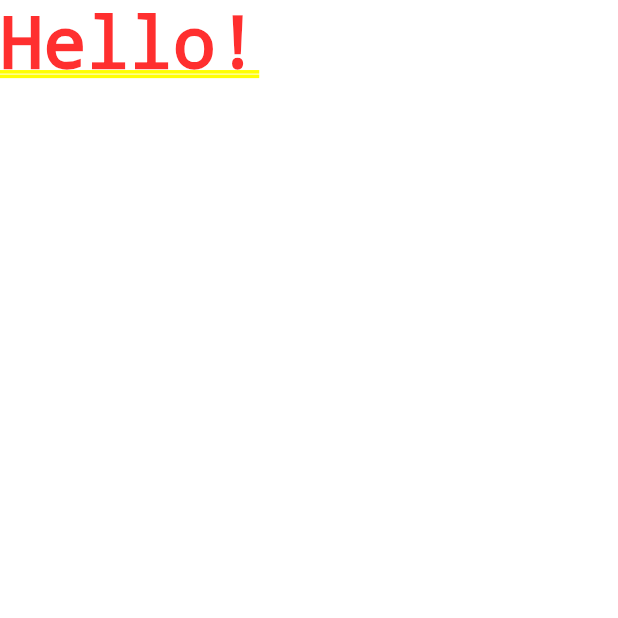
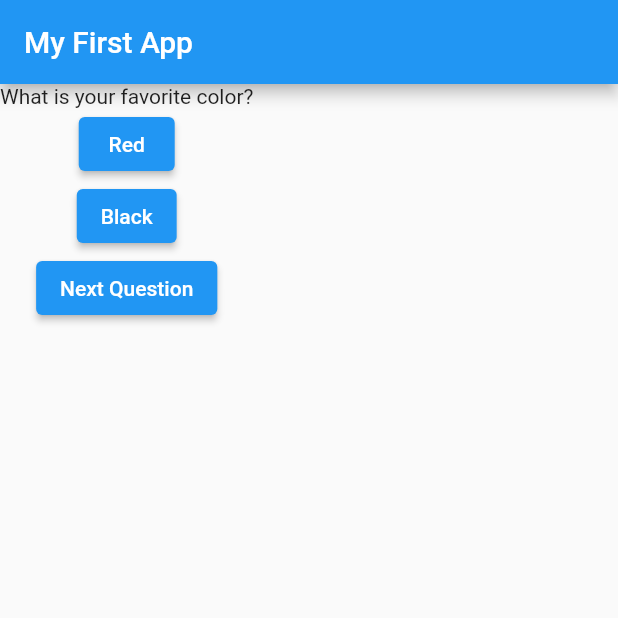
Before and after one commit to AlyMahfouz/myapp, a Flutter app: the screen it shows after launch, on a phone screen of 412 x 824 dp, the top half of it. Run offline on Flutter 3.47's test engine with Material 2 defaults, Android fonts, the phone set to English and light mode, and no system bars.

```diff
--- a/lib/main.dart
+++ b/lib/main.dart
@@ -1,12 +1,62 @@
+// ignore_for_file: avoid_print
+
 import 'package:flutter/material.dart';
 
-void main() => runApp(const MyApp());
+void main() => runApp(MyApp());
 
-class MyApp extends StatelessWidget {
+class MyApp extends StatefulWidget {
   const MyApp({Key? key}) : super(key: key);
 
   @override
-  Widget build(BuildContext context) {
-    return const MaterialApp(home: Text("Hello!"),);
+  State<StatefulWidget> createState() {
+    return _MyAppState();
   }
 }
+
+class _MyAppState extends State<MyApp> {
+  var _quesIndex = 0;
+
+  void _func() {
+    setState(() {
+      _quesIndex = _quesIndex + 1;
+    });
+  }
+
+  @override
+  Widget build(BuildContext context) {
+    var ques = [
+      "What is your favorite color?",
+      "What is your favorite animal?"
+    ];
+
+    if (ques.length == _quesIndex) {
+      _quesIndex = 0;
+    }
+
+    return MaterialApp(
+      home: Scaffold(
+        appBar: AppBar(
+          title: const Text('My First App'),
+        ),
+        body: Column(
+          children: [
+            Text(ques[_quesIndex]),
+            ElevatedButton(
+              child: const Text("Red"),
+              onPressed: () {
+                print("invoked red");
+              },
+            ),
+            ElevatedButton(
+                child: const Text("Black"),
+                onPressed: () => print("invoked black")),
+            ElevatedButton(
+              child: const Text("Next Question"),
+              onPressed: _func,
+            ),
+          ],
+        ),
+      ),
+    );
+  }
+}
```
